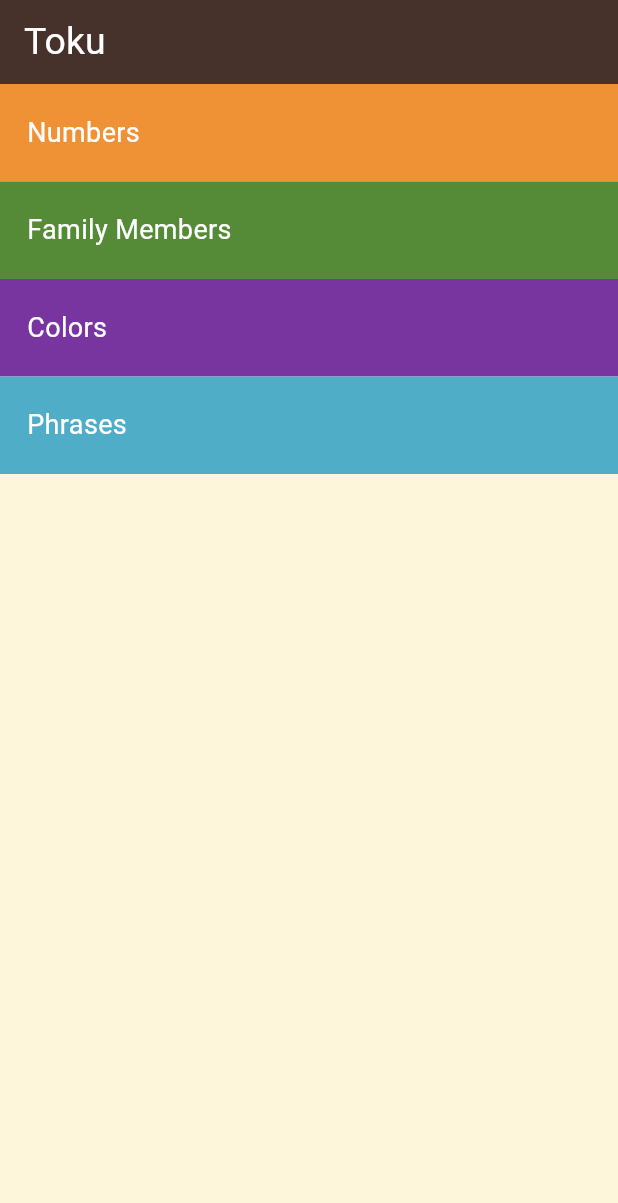
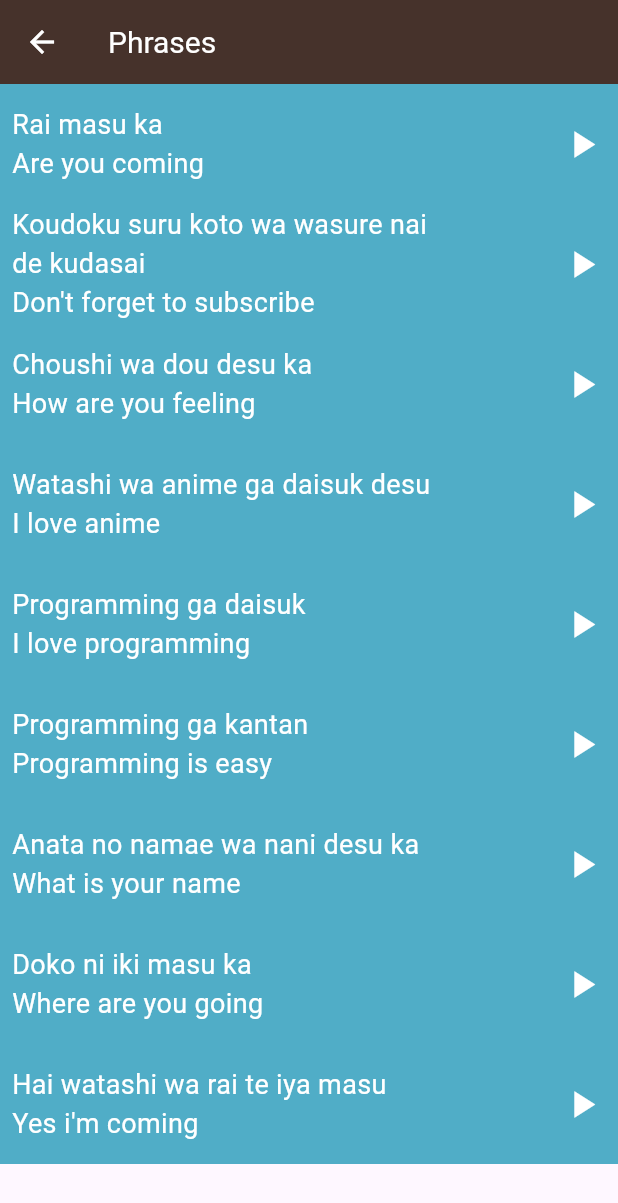
Before and after one commit to Nadeennoshy/language_learning_app, a Flutter app: the screen it shows after launch, after a tap on "Phrases", on a phone screen of 412 x 824 dp. Shown: the top 1203 px of the screen. Run offline on Flutter 3.47's test engine with Material 3 defaults, Android fonts, the phone set to English and light mode, and no system bars; our stand-ins replace audioplayers.

Commit message:
create phrases page

```diff
--- a/lib/constants/colors.dart
+++ b/lib/constants/colors.dart
@@ -7,3 +7,4 @@ Color purpleColor = const Color(0Xff79359F);
 Color blueColor = const Color(0xff50ADC7);
 Color scaffoldBackground = const Color(0XFFFEF6DB);
 Color textColor = Colors.white;
+Color imgColor = const Color.fromARGB(255, 247, 245, 239);
--- a/lib/models/category_items_model.dart
+++ b/lib/models/category_items_model.dart
@@ -1,20 +1,20 @@
 import 'package:audioplayers/audioplayers.dart';
 
 class CategoriesItemModel {
-  final String image;
+  final String? image;
   final String japaneseName;
   final String englishName;
   final String sound;
 
-  const CategoriesItemModel(
-      {required this.image,
+  const CategoriesItemModel({
+    this.image,
     required this.japaneseName,
     required this.englishName,
     required this.sound,
   });
 
-      onClick(){
+  onClick() {
     final player = AudioPlayer();
-           player.setSource(AssetSource(sound));
+    player.play(AssetSource(sound));
   }
 }
--- a/lib/views/home_view.dart
+++ b/lib/views/home_view.dart
@@ -3,6 +3,7 @@ import 'package:language_learning_app/constants/colors.dart';
 import 'package:language_learning_app/views/colors_view.dart';
 import 'package:language_learning_app/views/family_members_view.dart';
 import 'package:language_learning_app/views/numbers_view.dart';
+import 'package:language_learning_app/views/phrases_view.dart';
 import 'package:language_learning_app/widgets/category_container.dart';
 
 class HomeView extends StatelessWidget {
@@ -52,7 +53,12 @@ class HomeView extends StatelessWidget {
             categoryColor: purpleColor,
           ),
           CategoryContainer(
-            pageNavigator: () {},
+            pageNavigator: () {
+              Navigator.push(context,
+                  MaterialPageRoute(builder: ((BuildContext context) {
+                return const PhrasesView();
+              })));
+            },
             categoryName: 'Phrases',
             categoryColor: blueColor,
           ),
--- /dev/null
+++ b/lib/views/phrases_view.dart
@@ -0,0 +1,73 @@
+import 'package:flutter/material.dart';
+import 'package:language_learning_app/constants/colors.dart';
+import 'package:language_learning_app/models/category_items_model.dart';
+import 'package:language_learning_app/widgets/category_item.dart';
+
+class PhrasesView extends StatelessWidget {
+  const PhrasesView({super.key});
+  final List<CategoriesItemModel> phrases = const [
+    CategoriesItemModel(
+        japaneseName: 'Rai masu ka',
+        englishName: 'Are you coming',
+        sound: 'sounds/phrases/are_you_coming.wav'),
+    CategoriesItemModel(
+        japaneseName: 'Koudoku suru koto wa wasure nai\nde kudasai',
+        englishName: 'Don\'t forget to subscribe',
+        sound: 'sounds/phrases/dont_forget_to_subscribe.wav'),
+    CategoriesItemModel(
+        japaneseName: 'Choushi wa dou desu ka',
+        englishName: 'How are you feeling',
+        sound: 'sounds/phrases/how_are_you_feeling.wav'),
+    CategoriesItemModel(
+        japaneseName: 'Watashi wa anime ga daisuk desu',
+        englishName: 'I love anime',
+        sound: 'sounds/phrases/i_love_anime.wav'),
+    CategoriesItemModel(
+        japaneseName: 'Programming ga daisuk',
+        englishName: 'I love programming',
+        sound: 'sounds/phrases/i_love_programming.wav'),
+    CategoriesItemModel(
+        japaneseName: 'Programming ga kantan',
+        englishName: 'Programming is easy',
+        sound: 'sounds/phrases/programming_is_easy.wav'),
+    CategoriesItemModel(
+        japaneseName: 'Anata no namae wa nani desu ka',
+        englishName: 'What is your name',
+        sound: 'sounds/phrases/what_is_your_name.wav'),
+    CategoriesItemModel(
+        japaneseName: 'Doko ni iki masu ka',
+        englishName: 'Where are you going',
+        sound: 'sounds/phrases/where_are_you_going.wav'),
+    CategoriesItemModel(
+        japaneseName: 'Hai watashi wa rai te iya masu',
+        englishName: 'Yes i\'m coming',
+        sound: 'sounds/phrases/yes_im_coming.wav'),
+  ];
+
+  @override
+  Widget build(BuildContext context) {
+    return Scaffold(
+      appBar: AppBar(
+        backgroundColor: appBarColor,
+        leading: Icon(
+          Icons.arrow_back,
+          color: textColor,
+        ),
+        title: Text(
+          'Phrases',
+          style: TextStyle(
+            color: textColor,
+            fontSize: 20,
+          ),
+        ),
+      ),
+      body: ListView.builder(
+        itemCount: phrases.length,
+        itemBuilder: (BuildContext context, index) {
+          return CategoryItemNoImage(
+              containerColor: blueColor, categoryItem: phrases[index]);
+        },
+      ),
+    );
+  }
+}
--- /dev/null
+++ b/lib/widgets/category_item.dart
@@ -0,0 +1,58 @@
+import 'package:flutter/material.dart';
+import 'package:language_learning_app/constants/colors.dart';
+import 'package:language_learning_app/models/category_items_model.dart';
+
+class CategoryItemNoImage extends StatelessWidget {
+  const CategoryItemNoImage(
+      {super.key, required this.containerColor, required this.categoryItem});
+  final Color containerColor;
+  final CategoriesItemModel categoryItem;
+
+  @override
+  Widget build(BuildContext context) {
+    return Container(
+      color: containerColor,
+      height: 80,
+      child: Row(
+        mainAxisAlignment: MainAxisAlignment.spaceBetween,
+        children: [
+          Padding(
+            padding: const EdgeInsets.only(left: 8.0),
+            child: Column(
+              mainAxisAlignment: MainAxisAlignment.center,
+              crossAxisAlignment: CrossAxisAlignment.start,
+              mainAxisSize: MainAxisSize.min,
+              children: [
+                Text(
+                  categoryItem.japaneseName,
+                  style: TextStyle(
+                    color: textColor,
+                    fontSize: 18,
+                  ),
+                ),
+                Text(
+                  categoryItem.englishName,
+                  style: TextStyle(
+                    color: textColor,
+                    fontSize: 18,
+                  ),
+                ),
+              ],
+            ),
+          ),
+          const Spacer(flex: 1,),
+          IconButton(
+            onPressed: () {
+              categoryItem.onClick();
+            },
+            icon: Icon(
+              Icons.play_arrow,
+              color: textColor,
+              size: 30,
+            ),
+          ),
+        ],
+      ),
+    );
+  }
+}
--- a/lib/widgets/category_item_info.dart
+++ b/lib/widgets/category_item_info.dart
@@ -1,6 +1,7 @@
 import 'package:flutter/material.dart';
 import 'package:language_learning_app/constants/colors.dart';
 import 'package:language_learning_app/models/category_items_model.dart';
+import 'package:language_learning_app/widgets/category_item.dart';
 
 class CategoryItemInfo extends StatelessWidget {
   const CategoryItemInfo({
@@ -16,57 +17,14 @@ class CategoryItemInfo extends StatelessWidget {
     return Row(
       children: [
         Container(
-            color: scaffoldBackground,
-            height: 80,
-            child: Image.asset(categoryItem.image)),
+          color: imgColor,
+          height: 80,
+          child: Image.asset(categoryItem.image!),
+        ),
         Expanded(
-          child: Container(
-            color: containerColor,
-            height: 80,
-            child: Row(
-              mainAxisAlignment: MainAxisAlignment.spaceBetween,
-              children: [
-                Padding(
-                  padding: const EdgeInsets.only(left: 8.0),
-                  child: Column(
-                    mainAxisAlignment: MainAxisAlignment.center,
-                    crossAxisAlignment: CrossAxisAlignment.start,
-                    mainAxisSize: MainAxisSize.min,
-                    children: [
-                      Text(
-                        categoryItem.japaneseName,
-                        style: TextStyle(
-                          color: textColor,
-                          fontSize: 20,
-                        ),
-                      ),
-                      Text(
-                        categoryItem.englishName,
-                        style: TextStyle(
-                          color: textColor,
-                          fontSize: 20,
-                        ),
-                      ),
-                    ],
-                  ),
-                ),
-                Padding(
-                  padding: const EdgeInsets.only(right: 12.0),
-                  child: IconButton(
-                    onPressed: (){
-                      categoryItem.onClick();
-                    },
-                    icon: Icon(
-                      Icons.play_arrow,
-                      color: textColor,
-                      size: 32,
-                    ),
-                  ),
-                ),
-              ],
-            ),
-          ),
-        ),
+          child: CategoryItemNoImage(
+              containerColor: containerColor, categoryItem: categoryItem),
+        )
       ],
     );
   }
```
Lines whose indentation alone changed are shown as unchanged.
